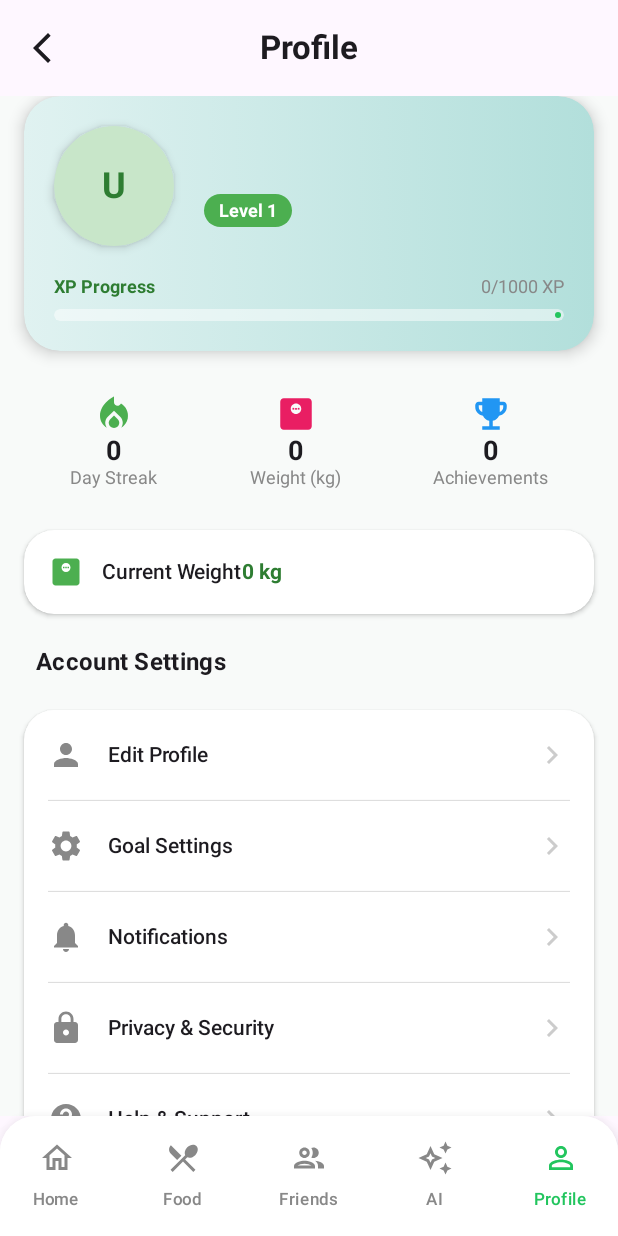
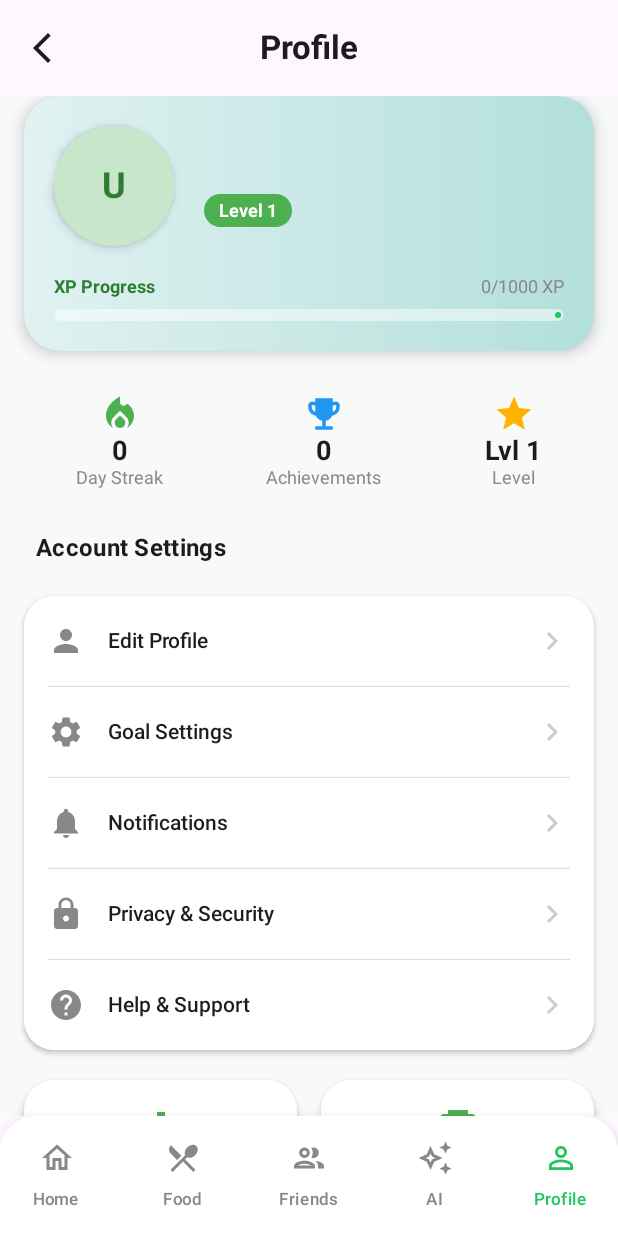
Before and after one commit to Venkatesh192210253/app_frontend, an Android app built with Jetpack Compose: the DashboardActivity screen opened directly, with no data from a screen before it, item 5 of the bottom bar chosen, on a phone screen of 412 x 824 dp. Run offline under Robolectric (Android 15) with nearby library versions, the light colour scheme and no system bars; pictures from the network do not load.

Commit message:
Fix: Remove random weight display in edit profile (frontend update)

```diff
--- a/frontend/src/main/java/com/simats/myfitnessbuddy/LogWorkoutScreen.kt
+++ b/frontend/src/main/java/com/simats/myfitnessbuddy/LogWorkoutScreen.kt
@@ -62,7 +62,7 @@ class LogWorkoutViewModel : ViewModel() {
     val uiState: StateFlow<LogWorkoutUiState> = _uiState.asStateFlow()
 
     private var startTimeMillis: Long = 0
-    private var userWeightKg: Float = 70f // Default fallback
+    private var userWeightKg: Float = 0f // Default fallback
 
     init {
         fetchUserWeight()
@@ -78,7 +78,7 @@ class LogWorkoutViewModel : ViewModel() {
                     }
                 }
             } catch (e: Exception) {
-                // Ignore, use fallback
+                // Ignore, use fallback (0kg)
             }
         }
     }
--- a/frontend/src/main/java/com/simats/myfitnessbuddy/ProfileScreen.kt
+++ b/frontend/src/main/java/com/simats/myfitnessbuddy/ProfileScreen.kt
@@ -107,16 +107,13 @@ class ProfileViewModel : ViewModel() {
                         SettingsManager.userName = updatedUsername
                         SettingsManager.userEmail = updatedEmail
 
-                        val serverWeight = profile.current_weight?.toString()
-                        val finalWeight = serverWeight ?: SettingsManager.currentWeight
-
-                        val updatedProfile = current.copy(
+                        current.copy(
                             name = updatedFullName,
                             username = updatedUsername,
                             age = profile.age?.toString() ?: current.age,
                             gender = profile.gender ?: current.gender,
                             height = profile.height_cm?.toString() ?: current.height,
-                            weight = finalWeight,
+                            weight = profile.current_weight?.toString() ?: SettingsManager.currentWeight,
                             bio = profile.profile?.bio ?: current.bio,
                             email = updatedEmail,
                             phone = profile.phone_number ?: current.phone,
@@ -133,13 +130,6 @@ class ProfileViewModel : ViewModel() {
                                 if (it.startsWith("http")) it else RetrofitClient.BASE_URL.removeSuffix("/") + it
                             } ?: current.profilePictureUri
                         )
-
-                        // If server hasn't saved weight yet (new account), persist the default "0"
-                        if (serverWeight == null) {
-                            updateProfile(updatedProfile)
-                        }
-
-                        updatedProfile
                     }
                 }
             } catch (e: Exception) {
@@ -328,26 +318,6 @@ fun ProfileScreen(
                 item { ProfileHeaderCard(userProfile) }
                 item { StatsRow(userProfile, onNavigateToStats, onNavigateToAchievements) }
                 item {
-                    Card(
-                        modifier = Modifier.fillMaxWidth().shadow(2.dp, RoundedCornerShape(20.dp)),
-                        shape = RoundedCornerShape(20.dp),
-                        colors = CardDefaults.cardColors(containerColor = Color.White)
-                    ) {
-                        Row(
-                            modifier = Modifier.padding(16.dp),
-                            horizontalArrangement = Arrangement.SpaceBetween,
-                            verticalAlignment = Alignment.CenterVertically
-                        ) {
-                            Row(verticalAlignment = Alignment.CenterVertically) {
-                                Icon(Icons.Default.MonitorWeight, contentDescription = null, tint = Color(0xFF4CAF50))
-                                Spacer(modifier = Modifier.width(12.dp))
-                                Text("Current Weight", fontWeight = FontWeight.Medium)
-                            }
-                            Text("${userProfile.weight} kg", fontWeight = FontWeight.Bold, color = Color(0xFF2E7D32))
-                        }
-                    }
-                }
-                item {
                     Text(
                         "Account Settings",
                         fontWeight = FontWeight.Bold,
@@ -479,8 +449,8 @@ fun StatsRow(user: UserProfile, onNavigateToStats: () -> Unit, onNavigateToAchie
         horizontalArrangement = Arrangement.SpaceAround
     ) {
         StatItem(Icons.Default.LocalFireDepartment, user.streak.toString(), "Day Streak", Color(0xFF4CAF50), onNavigateToStats)
-        StatItem(Icons.Default.MonitorWeight, user.weight, "Weight (kg)", Color(0xFFE91E63), onNavigateToStats)
         StatItem(Icons.Default.EmojiEvents, user.achievements.toString(), "Achievements", Color(0xFF2196F3), onNavigateToAchievements)
+        StatItem(Icons.Default.Star, "Lvl ${user.level}", "Level", Color(0xFFFFB300), {})
     }
 }
 
--- a/frontend/src/main/java/com/simats/myfitnessbuddy/WeightTrackerScreen.kt
+++ b/frontend/src/main/java/com/simats/myfitnessbuddy/WeightTrackerScreen.kt
@@ -284,7 +284,7 @@ fun WeightTrackerScreen(
                             }
                             Column(horizontalAlignment = Alignment.CenterHorizontally) {
                                 Text(
-                                    text = if (animWeight > 0.1f) "%.1f".format(animWeight) else "0.0",
+                                    text = if (animWeight > 0.1f) "%.1f".format(animWeight) else "--",
                                     fontSize = 42.sp,
                                     fontWeight = FontWeight.ExtraBold,
                                     color = Color.DarkGray
--- a/frontend/src/main/java/com/simats/myfitnessbuddy/WorkoutDetailViewModel.kt
+++ b/frontend/src/main/java/com/simats/myfitnessbuddy/WorkoutDetailViewModel.kt
@@ -155,10 +155,10 @@ class WorkoutDetailViewModel : ViewModel() {
             }
             val newlyCompleted = newExercises.count { it.isCompleted }
 
-            // Calculate accurate calories using Generic MET (5f) * Weight (70kg fallback) * Duration
+            // Calculate accurate calories using Generic MET (5f) * Weight * Duration
             val durationMins = workout.duration.replace(Regex("[^0-9]"), "").toIntOrNull() ?: 60
             val metValue = 5f
-            val userWeightKg = 70f
+            val userWeightKg = com.simats.myfitnessbuddy.data.local.SettingsManager.currentWeight.toFloatOrNull() ?: 0f
             val totalPossibleCalories = metValue * userWeightKg * (durationMins / 60f)
 
             val totalCount = newExercises.size
```
Also changed, not shown: frontend/src/main/java/com/simats/myfitnessbuddy/EditProfileScreen.kt (+11 -7 lines), frontend/src/main/java/com/simats/myfitnessbuddy/GoalSettingsScreen.kt (+31 -3 lines), frontend/src/main/java/com/simats/myfitnessbuddy/GoalSettingsViewModel.kt (+11 -6 lines), frontend/src/main/java/com/simats/myfitnessbuddy/SubscriptionScreen.kt (+5 -5 lines).
